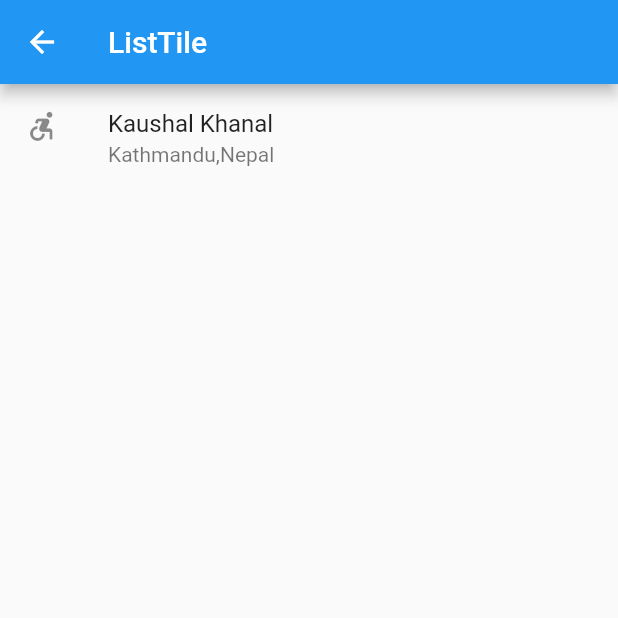
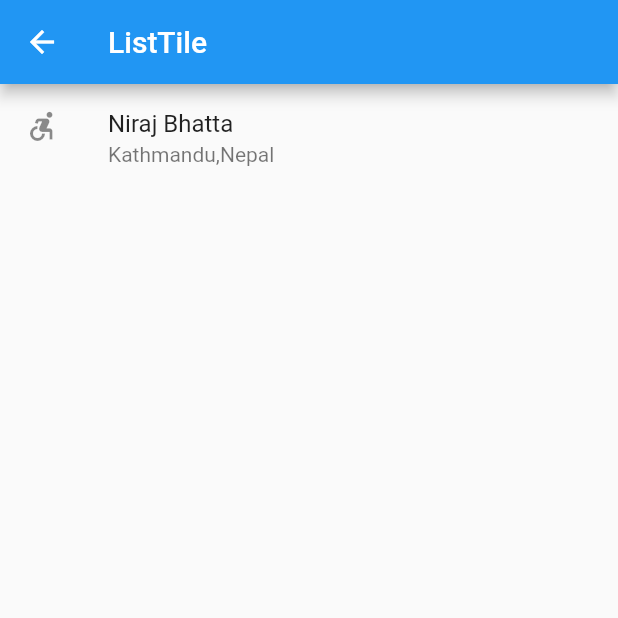
Before and after one commit to nirajbhatta24/MobileAppRepo, a Flutter app: the ListTileScreen screen opened directly, on a phone screen of 412 x 824 dp, the top half of it. Run offline on Flutter 3.47's test engine with Material 2 defaults, Android fonts, the phone set to English and light mode, and no system bars.

Commit message:
first commit

```diff
--- a/lib/list_tile_screen.dart
+++ b/lib/list_tile_screen.dart
@@ -17,7 +17,7 @@ class _ListTileScreenState extends State<ListTileScreen> {
       ),
       body:const ListTile(
         leading : Icon(Icons.accessible_forward),
-        title: Text('Kaushal Khanal'),
+        title: Text('Niraj Bhatta'),
         subtitle:  Text('Kathmandu,Nepal'),
 
       ),
```
Also changed, not shown: lib/main.dart (+9 -9 lines).
